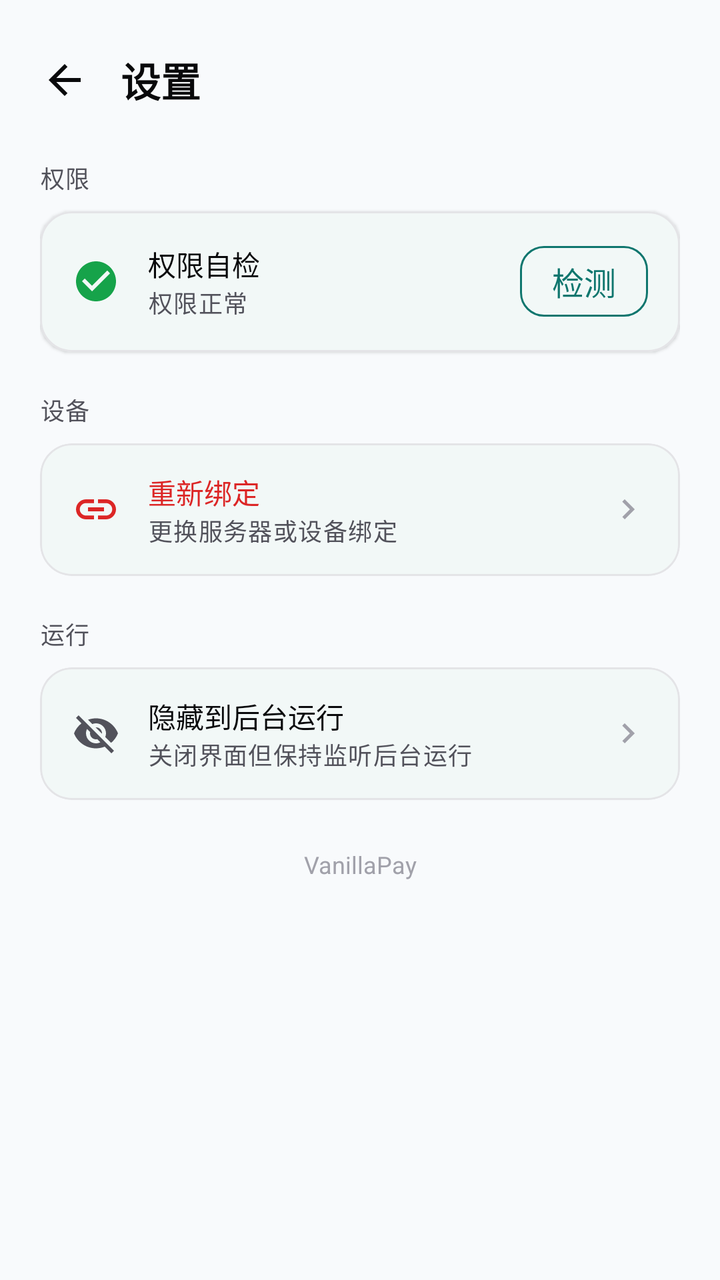
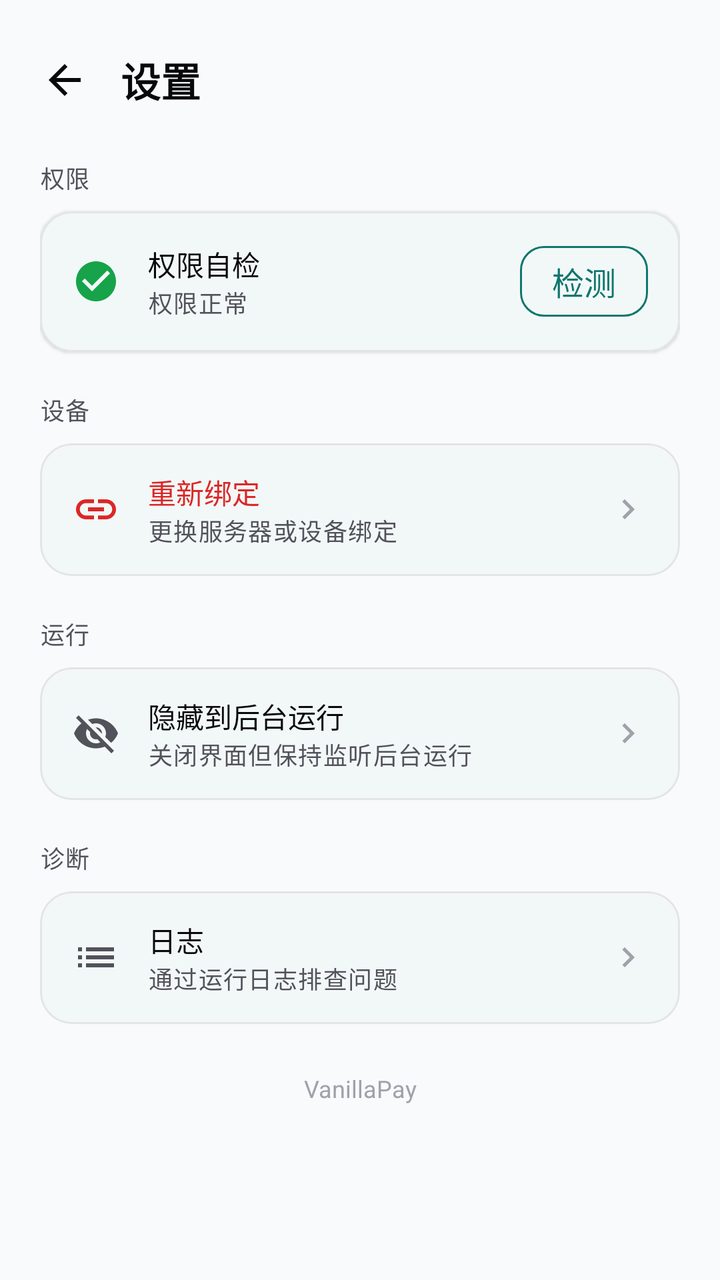

The first picture is an Android layout as it rendered before a commit; the second is the same layout after the commit. The layout source and the unified diff follow.
<!-- AndroidManifest.xml: application theme Theme.VanillaPay -->
<!-- res/layout/activity_settings.xml -->
<?xml version="1.0" encoding="utf-8"?>
<ScrollView xmlns:android="http://schemas.android.com/apk/res/android"
    xmlns:app="http://schemas.android.com/apk/res-auto"
    android:layout_width="match_parent"
    android:layout_height="match_parent"
    android:fillViewport="true"
    android:scrollbars="none">

    <LinearLayout
        android:layout_width="match_parent"
        android:layout_height="wrap_content"
        android:orientation="vertical"
        android:padding="@dimen/screen_padding">

        
        <LinearLayout
            android:layout_width="match_parent"
            android:layout_height="wrap_content"
            android:gravity="center_vertical"
            android:orientation="horizontal">

            <ImageButton
                android:id="@+id/btnBack"
                android:layout_width="40dp"
                android:layout_height="40dp"
                android:layout_marginStart="-8dp"
                android:background="?attr/selectableItemBackgroundBorderless"
                android:contentDescription="@string/cd_back"
                android:padding="8dp"
                android:src="@drawable/ic_arrow_back" />

            <TextView
                android:layout_width="wrap_content"
                android:layout_height="wrap_content"
                android:layout_marginStart="8dp"
                android:text="@string/settings_title"
                android:textAppearance="@style/TextAppearance.VanillaPay.Title" />
        </LinearLayout>

        
        <TextView
            android:layout_width="wrap_content"
            android:layout_height="wrap_content"
            android:layout_marginTop="@dimen/space_xl"
            android:layout_marginBottom="@dimen/space_sm"
            android:text="@string/settings_group_permission"
            android:textAppearance="@style/TextAppearance.VanillaPay.Label" />

        <com.google.android.material.card.MaterialCardView
            style="@style/Widget.VanillaPay.Card"
            android:layout_width="match_parent"
            android:layout_height="wrap_content">

            <LinearLayout
                android:layout_width="match_parent"
                android:layout_height="wrap_content"
                android:gravity="center_vertical"
                android:orientation="horizontal"
                android:padding="@dimen/card_padding">

                <ImageView
                    android:id="@+id/ivSelfCheck"
                    android:layout_width="@dimen/icon_md"
                    android:layout_height="@dimen/icon_md"
                    android:contentDescription="@null"
                    android:src="@drawable/ic_check_circle"
                    app:tint="@color/success" />

                <LinearLayout
                    android:layout_width="0dp"
                    android:layout_height="wrap_content"
                    android:layout_marginStart="14dp"
                    android:layout_weight="1"
                    android:orientation="vertical">

                    <TextView
                        android:layout_width="wrap_content"
                        android:layout_height="wrap_content"
                        android:fontFamily="sans-serif-medium"
                        android:text="@string/settings_selfcheck"
                        android:textColor="@color/text_primary"
                        android:textSize="@dimen/text_body" />

                    <TextView
                        android:id="@+id/tvSelfCheckStatus"
                        android:layout_width="wrap_content"
                        android:layout_height="wrap_content"
                        android:text="@string/settings_selfcheck_ok"
                        android:textAppearance="@style/TextAppearance.VanillaPay.Label" />
                </LinearLayout>

                <com.google.android.material.button.MaterialButton
                    android:id="@+id/btnSelfCheck"
                    style="@style/Widget.VanillaPay.Button.Outlined"
                    android:layout_width="wrap_content"
                    android:layout_height="wrap_content"
                    android:minWidth="0dp"
                    android:minHeight="0dp"
                    android:paddingStart="@dimen/space_lg"
                    android:paddingEnd="@dimen/space_lg"
                    android:text="@string/settings_check" />
            </LinearLayout>
        </com.google.android.material.card.MaterialCardView>

        
        <TextView
            android:layout_width="wrap_content"
            android:layout_height="wrap_content"
            android:layout_marginTop="@dimen/space_xl"
            android:layout_marginBottom="@dimen/space_sm"
            android:text="@string/settings_group_device"
            android:textAppearance="@style/TextAppearance.VanillaPay.Label" />

        <com.google.android.material.card.MaterialCardView
            style="@style/Widget.VanillaPay.Card"
            android:layout_width="match_parent"
            android:layout_height="wrap_content">

            <LinearLayout
                android:id="@+id/btnRebind"
                android:layout_width="match_parent"
                android:layout_height="wrap_content"
                android:background="?attr/selectableItemBackground"
                android:clickable="true"
                android:focusable="true"
                android:gravity="center_vertical"
                android:orientation="horizontal"
                android:paddingStart="@dimen/card_padding"
                android:paddingEnd="@dimen/card_padding"
                android:paddingTop="14dp"
                android:paddingBottom="14dp">

                <ImageView
                    android:layout_width="@dimen/icon_md"
                    android:layout_height="@dimen/icon_md"
                    android:contentDescription="@null"
                    android:src="@drawable/ic_link"
                    app:tint="@color/danger" />

                <LinearLayout
                    android:layout_width="0dp"
                    android:layout_height="wrap_content"
                    android:layout_marginStart="14dp"
                    android:layout_weight="1"
                    android:orientation="vertical">

                    <TextView
                        android:layout_width="wrap_content"
                        android:layout_height="wrap_content"
                        android:fontFamily="sans-serif-medium"
                        android:text="@string/settings_rebind"
                        android:textColor="@color/danger"
                        android:textSize="@dimen/text_body" />

                    <TextView
                        android:layout_width="wrap_content"
                        android:layout_height="wrap_content"
                        android:text="@string/settings_rebind_desc"
                        android:textAppearance="@style/TextAppearance.VanillaPay.Label" />
                </LinearLayout>

                <ImageView
                    android:layout_width="20dp"
                    android:layout_height="20dp"
                    android:contentDescription="@null"
                    android:src="@drawable/ic_chevron_right" />
            </LinearLayout>
        </com.google.android.material.card.MaterialCardView>

        
        <TextView
            android:layout_width="wrap_content"
            android:layout_height="wrap_content"
            android:layout_marginTop="@dimen/space_xl"
            android:layout_marginBottom="@dimen/space_sm"
            android:text="@string/settings_group_run"
            android:textAppearance="@style/TextAppearance.VanillaPay.Label" />

        <com.google.android.material.card.MaterialCardView
            style="@style/Widget.VanillaPay.Card"
            android:layout_width="match_parent"
            android:layout_height="wrap_content">

            <LinearLayout
                android:id="@+id/btnHide"
                android:layout_width="match_parent"
                android:layout_height="wrap_content"
                android:background="?attr/selectableItemBackground"
                android:clickable="true"
                android:focusable="true"
                android:gravity="center_vertical"
                android:orientation="horizontal"
                android:paddingStart="@dimen/card_padding"
                android:paddingEnd="@dimen/card_padding"
                android:paddingTop="14dp"
                android:paddingBottom="14dp">

                <ImageView
                    android:layout_width="@dimen/icon_md"
                    android:layout_height="@dimen/icon_md"
                    android:contentDescription="@null"
                    android:src="@drawable/ic_eye_off" />

                <LinearLayout
                    android:layout_width="0dp"
                    android:layout_height="wrap_content"
                    android:layout_marginStart="14dp"
                    android:layout_weight="1"
                    android:orientation="vertical">

                    <TextView
                        android:layout_width="wrap_content"
                        android:layout_height="wrap_content"
                        android:fontFamily="sans-serif-medium"
                        android:text="@string/settings_hide"
                        android:textColor="@color/text_primary"
                        android:textSize="@dimen/text_body" />

                    <TextView
                        android:layout_width="wrap_content"
                        android:layout_height="wrap_content"
                        android:text="@string/settings_hide_desc"
                        android:textAppearance="@style/TextAppearance.VanillaPay.Label" />
                </LinearLayout>

                <ImageView
                    android:layout_width="20dp"
                    android:layout_height="20dp"
                    android:contentDescription="@null"
                    android:src="@drawable/ic_chevron_right" />
            </LinearLayout>
        </com.google.android.material.card.MaterialCardView>

        
        <TextView
            android:id="@+id/tvVersion"
            android:layout_width="match_parent"
            android:layout_height="wrap_content"
            android:layout_marginTop="@dimen/space_2xl"
            android:gravity="center"
            android:text="@string/app_name"
            android:textColor="@color/text_tertiary"
            android:textSize="@dimen/text_label" />

    </LinearLayout>
</ScrollView>
<!-- resources referenced by this layout -->
<resources>
  <color name="danger">#DC2626</color>
  <color name="success">#16A34A</color>
  <color name="text_primary">#09090B</color>
  <color name="text_tertiary">#A1A1AA</color>
  <dimen name="card_padding">16dp</dimen>
  <dimen name="icon_md">24dp</dimen>
  <dimen name="screen_padding">20dp</dimen>
  <dimen name="space_2xl">24dp</dimen>
  <dimen name="space_lg">16dp</dimen>
  <dimen name="space_sm">8dp</dimen>
  <dimen name="space_xl">20dp</dimen>
  <dimen name="text_body">14sp</dimen>
  <dimen name="text_label">12sp</dimen>
  <!-- drawable ic_chevron_right (drawable) -->
  <vector xmlns:android="http://schemas.android.com/apk/res/android"
      android:width="24dp"
      android:height="24dp"
      android:viewportWidth="24"
      android:viewportHeight="24"
      android:tint="@color/text_tertiary">
      <path
          android:fillColor="@android:color/white"
          android:pathData="M10,6L8.59,7.41 13.17,12l-4.58,4.59L10,18l6,-6z" />
  </vector>
  <string name="app_name">VanillaPay</string>
  <string name="cd_back">返回</string>
  <string name="settings_check">检测</string>
  <string name="settings_group_device">设备</string>
  <string name="settings_group_permission">权限</string>
  <string name="settings_group_run">运行</string>
  <string name="settings_hide">隐藏到后台运行</string>
  <string name="settings_hide_desc">关闭界面但保持监听后台运行</string>
  <string name="settings_rebind">重新绑定</string>
  <string name="settings_rebind_desc">更换服务器或设备绑定</string>
  <string name="settings_selfcheck">权限自检</string>
  <string name="settings_selfcheck_ok">权限正常</string>
  <string name="settings_title">设置</string>
  <style name="TextAppearance.VanillaPay.Label" parent="TextAppearance.Material3.LabelMedium">
          <item name="android:textSize">@dimen/text_label</item>
          <item name="android:textColor">@color/text_secondary</item>
          <item name="android:letterSpacing">0.04</item>
      </style>
  <style name="TextAppearance.VanillaPay.Title" parent="TextAppearance.Material3.TitleLarge">
          <item name="android:textSize">@dimen/text_title</item>
          <item name="android:textStyle">bold</item>
          <item name="android:textColor">@color/text_primary</item>
      </style>
  <color name="text_secondary">#52525B</color>
  <dimen name="text_title">20sp</dimen>
  <dimen name="button_height">52dp</dimen>
  <dimen name="text_card_title">16sp</dimen>
  <dimen name="button_radius">12dp</dimen>
  <color name="brand_primary">#0F766E</color>
  <dimen name="card_radius">16dp</dimen>
  <color name="surface">#FFFFFF</color>
  <color name="border">#E4E4E7</color>
  <dimen name="card_stroke">1dp</dimen>
  <dimen name="card_elevation">1dp</dimen>
  <color name="brand_on_primary">#FFFFFF</color>
  <color name="brand_container">#CCFBF1</color>
  <color name="brand_on_container">#134E4A</color>
  <color name="background">#F8FAFC</color>
  <color name="muted">#F4F4F5</color>
  <color name="danger_container">#FEE2E2</color>
  <style name="ShapeAppearance.VanillaPay.Small" parent="ShapeAppearance.Material3.Corner.Small">
          <item name="cornerSize">@dimen/button_radius</item>
      </style>
  <style name="ShapeAppearance.VanillaPay.Medium" parent="ShapeAppearance.Material3.Corner.Medium">
          <item name="cornerSize">@dimen/card_radius</item>
      </style>
  <!-- unchanged entries left out for length: 7 -->
</resources>

<!-- the commit's change to res/layout/activity_settings.xml (unified diff, before → after) -->
@@ -233,6 +233,71 @@
 
         
         <TextView
+            android:layout_width="wrap_content"
+            android:layout_height="wrap_content"
+            android:layout_marginTop="@dimen/space_xl"
+            android:layout_marginBottom="@dimen/space_sm"
+            android:text="@string/settings_group_diagnostics"
+            android:textAppearance="@style/TextAppearance.VanillaPay.Label" />
+
+        <com.google.android.material.card.MaterialCardView
+            style="@style/Widget.VanillaPay.Card"
+            android:layout_width="match_parent"
+            android:layout_height="wrap_content">
+
+            <LinearLayout
+                android:id="@+id/btnDiagnostics"
+                android:layout_width="match_parent"
+                android:layout_height="wrap_content"
+                android:background="?attr/selectableItemBackground"
+                android:clickable="true"
+                android:focusable="true"
+                android:gravity="center_vertical"
+                android:orientation="horizontal"
+                android:paddingStart="@dimen/card_padding"
+                android:paddingEnd="@dimen/card_padding"
+                android:paddingTop="14dp"
+                android:paddingBottom="14dp">
+
+                <ImageView
+                    android:layout_width="@dimen/icon_md"
+                    android:layout_height="@dimen/icon_md"
+                    android:contentDescription="@null"
+                    android:src="@drawable/ic_list"
+                    app:tint="@color/text_secondary" />
+
+                <LinearLayout
+                    android:layout_width="0dp"
+                    android:layout_height="wrap_content"
+                    android:layout_marginStart="14dp"
+                    android:layout_weight="1"
+                    android:orientation="vertical">
+
+                    <TextView
+                        android:layout_width="wrap_content"
+                        android:layout_height="wrap_content"
+                        android:fontFamily="sans-serif-medium"
+                        android:text="@string/settings_diagnostics"
+                        android:textColor="@color/text_primary"
+                        android:textSize="@dimen/text_body" />
+
+                    <TextView
+                        android:layout_width="wrap_content"
+                        android:layout_height="wrap_content"
+                        android:text="@string/settings_diagnostics_desc"
+                        android:textAppearance="@style/TextAppearance.VanillaPay.Label" />
+                </LinearLayout>
+
+                <ImageView
+                    android:layout_width="20dp"
+                    android:layout_height="20dp"
+                    android:contentDescription="@null"
+                    android:src="@drawable/ic_chevron_right" />
+            </LinearLayout>
+        </com.google.android.material.card.MaterialCardView>
+
+        
+        <TextView
             android:id="@+id/tvVersion"
             android:layout_width="match_parent"
             android:layout_height="wrap_content"
<!-- resource entries referenced after the edit -->
@@ -24,10 +24,24 @@
           android:fillColor="@android:color/white"
           android:pathData="M10,6L8.59,7.41 13.17,12l-4.58,4.59L10,18l6,-6z" />
   </vector>
+  <!-- drawable ic_list (drawable) -->
+  <vector xmlns:android="http://schemas.android.com/apk/res/android"
+      android:width="24dp"
+      android:height="24dp"
+      android:viewportWidth="24"
+      android:viewportHeight="24"
+      android:tint="@color/text_secondary">
+      <path
+          android:fillColor="@android:color/white"
+          android:pathData="M3,13h2v-2H3V13zM3,17h2v-2H3V17zM3,9h2V7H3V9zM7,13h14v-2H7V13zM7,17h14v-2H7V17zM7,7v2h14V7H7z" />
+  </vector>
   <string name="app_name">VanillaPay</string>
   <string name="cd_back">返回</string>
   <string name="settings_check">检测</string>
+  <string name="settings_diagnostics">日志</string>
+  <string name="settings_diagnostics_desc">通过运行日志排查问题</string>
   <string name="settings_group_device">设备</string>
+  <string name="settings_group_diagnostics">诊断</string>
   <string name="settings_group_permission">权限</string>
   <string name="settings_group_run">运行</string>
   <string name="settings_hide">隐藏到后台运行</string>
